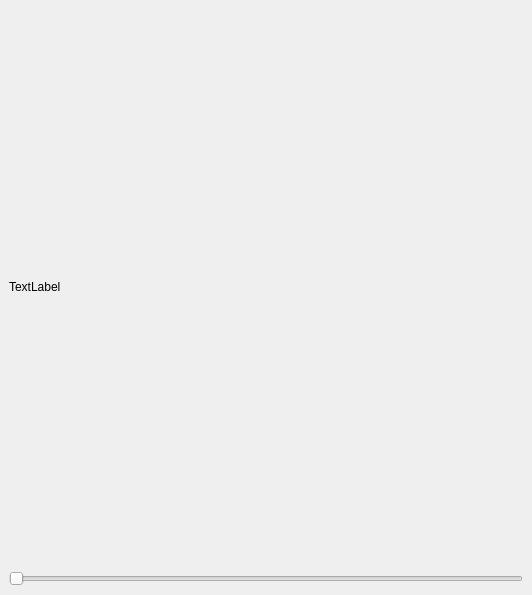
Qt form src/dev/imageview/imageviewform.ui (SyllogismRXS/opencv-workbench) before a commit.
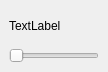
The same form after that commit.

```diff
--- a/src/dev/imageview/imageviewform.ui
+++ b/src/dev/imageview/imageviewform.ui
@@ -6,8 +6,8 @@
    <rect>
     <x>0</x>
     <y>0</y>
-    <width>532</width>
-    <height>595</height>
+    <width>108</width>
+    <height>72</height>
    </rect>
   </property>
   <property name="sizePolicy">
```
